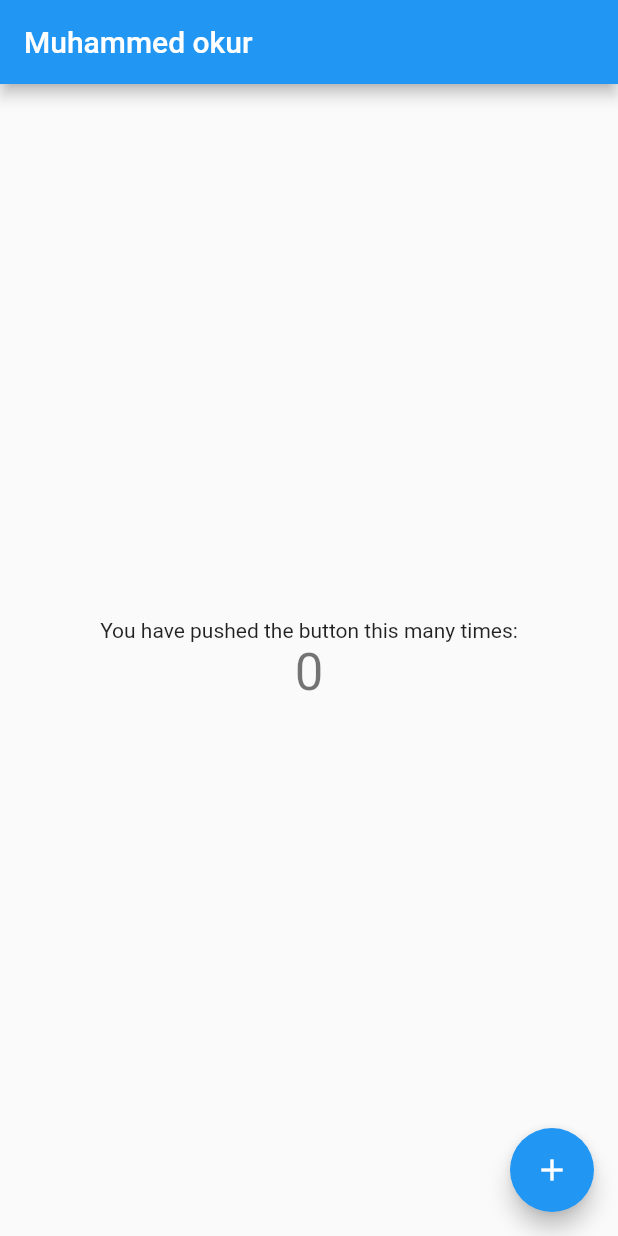
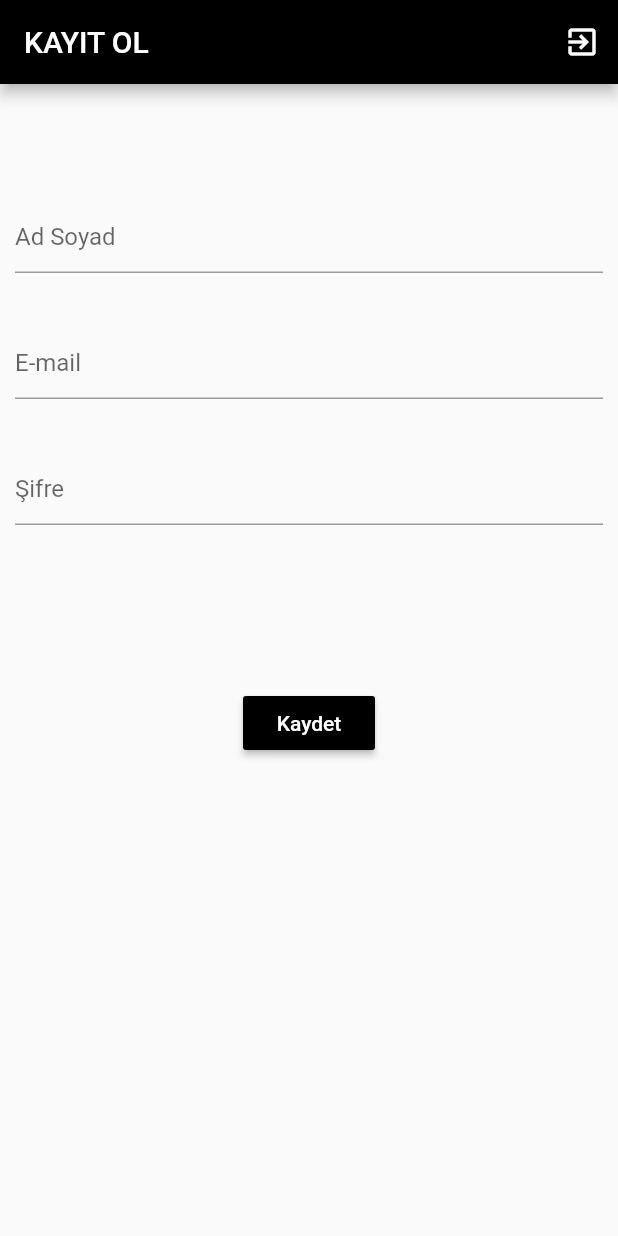
Before and after one commit to Keett/ByPass-mobil, a Flutter app: the screen it shows after launch, on a phone screen of 412 x 824 dp. Run offline on Flutter 3.47's test engine with Material 2 defaults, Android fonts, the phone set to English and light mode, and no system bars.

Commit message:
No:805
main.dart dosyası düzenlendi ve log_in dart ekran düzenlenmesi gerçekleştirildi

```diff
--- a/lib/main.dart
+++ b/lib/main.dart
@@ -1,111 +1,16 @@
+import 'package:bypassmobil/ui/log_in.dart';
 import 'package:flutter/material.dart';
 
-void main() => runApp(MyApp());
+void main() => runApp(ByPassApp());
 
-class MyApp extends StatelessWidget {
+class ByPassApp extends StatelessWidget {
   // This widget is the root of your application.
   @override
   Widget build(BuildContext context) {
     return MaterialApp(
-      title: 'Flutter Demo',
-      theme: ThemeData(
-        // This is the theme of your application.
-        //
-        // Try running your application with "flutter run". You'll see the
-        // application has a blue toolbar. Then, without quitting the app, try
-        // changing the primarySwatch below to Colors.green and then invoke
-        // "hot reload" (press "r" in the console where you ran "flutter run",
-        // or simply save your changes to "hot reload" in a Flutter IDE).
-        // Notice that the counter didn't reset back to zero; the application
-        // is not restarted.
-        primarySwatch: Colors.blue,
-      ),
-      home: MyHomePage(title: 'Muhammed okur'),
+      theme: ThemeData(primarySwatch: Colors.green, backgroundColor: Colors.white),
+      home:
+      LogInPage(),
     );
   }
 }
-
-class MyHomePage extends StatefulWidget {
-  MyHomePage({Key key, this.title}) : super(key: key);
-
-  // This widget is the home page of your application. It is stateful, meaning
-  // that it has a State object (defined below) that contains fields that affect
-  // how it looks.
-
-  // This class is the configuration for the state. It holds the values (in this
-  // case the title) provided by the parent (in this case the App widget) and
-  // used by the build method of the State. Fields in a Widget subclass are
-  // always marked "final".
-
-  final String title;
-
-  @override
-  _MyHomePageState createState() => _MyHomePageState();
-}
-
-class _MyHomePageState extends State<MyHomePage> {
-  int _counter = 0;
-
-  void _incrementCounter() {
-    setState(() {
-      // This call to setState tells the Flutter framework that something has
-      // changed in this State, which causes it to rerun the build method below
-      // so that the display can reflect the updated values. If we changed
-      // _counter without calling setState(), then the build method would not be
-      // called again, and so nothing would appear to happen.
-      _counter++;
-    });
-  }
-
-  @override
-  Widget build(BuildContext context) {
-    // This method is rerun every time setState is called, for instance as done
-    // by the _incrementCounter method above.
-    //
-    // The Flutter framework has been optimized to make rerunning build methods
-    // fast, so that you can just rebuild anything that needs updating rather
-    // than having to individually change instances of widgets.
-    return Scaffold(
-      appBar: AppBar(
-        // Here we take the value from the MyHomePage object that was created by
-        // the App.build method, and use it to set our appbar title.
-        title: Text(widget.title),
-      ),
-      body: Center(
-        // Center is a layout widget. It takes a single child and positions it
-        // in the middle of the parent.
-        child: Column(
-          // Column is also layout widget. It takes a list of children and
-          // arranges them vertically. By default, it sizes itself to fit its
-          // children horizontally, and tries to be as tall as its parent.
-          //
-          // Invoke "debug painting" (press "p" in the console, choose the
-          // "Toggle Debug Paint" action from the Flutter Inspector in Android
-          // Studio, or the "Toggle Debug Paint" command in Visual Studio Code)
-          // to see the wireframe for each widget.
-          //
-          // Column has various properties to control how it sizes itself and
-          // how it positions its children. Here we use mainAxisAlignment to
-          // center the children vertically; the main axis here is the vertical
-          // axis because Columns are vertical (the cross axis would be
-          // horizontal).
-          mainAxisAlignment: MainAxisAlignment.center,
-          children: <Widget>[
-            Text(
-              'You have pushed the button this many times:',
-            ),
-            Text(
-              '$_counter',
-              style: Theme.of(context).textTheme.display1,
-            ),
-          ],
-        ),
-      ),
-      floatingActionButton: FloatingActionButton(
-        onPressed: _incrementCounter,
-        tooltip: 'Increment',
-        child: Icon(Icons.add),
-      ), // This trailing comma makes auto-formatting nicer for build methods.
-    );
-  }
-}
--- /dev/null
+++ b/lib/ui/log_in.dart
@@ -0,0 +1,123 @@
+import 'package:flutter/material.dart';
+
+class LogInPage extends StatefulWidget{
+  @override
+  _LogInPageState createState()=> _LogInPageState();
+}
+
+class _LogInPageState extends State<LogInPage>{
+  @override
+  Widget build(BuildContext context) {
+    return
+    Scaffold(
+      appBar: AppBar(
+        backgroundColor: Colors.black,
+        title: Text("KAYIT OL"),
+        actions: <Widget>[
+          IconButton(
+            icon: Icon(Icons.exit_to_app),
+            onPressed: (){
+            },
+          )
+        ],
+      ),
+
+
+      body: SingleChildScrollView(
+        child: Column(
+        children: <Widget>[
+        Padding(
+          padding: const EdgeInsets.symmetric(vertical: 70,horizontal: 10),
+        child: Form(
+          //key: _form key
+          child: Column(
+            crossAxisAlignment: CrossAxisAlignment.center,
+            children: <Widget>[
+              Padding(
+                padding: EdgeInsets.symmetric(vertical: 8.0),
+                child: TextFormField(
+                  decoration: InputDecoration(
+                    hintText: "Ad Soyad"
+                  ),
+                    validator: (value){
+                      if(value.isEmpty){
+                        return "Ad-Soyadı girmen lazım...";
+                      }
+                    },
+
+                  //onsaved metodu
+                ),
+              ),
+              Padding(
+                padding: const EdgeInsets.all(10),
+              ),
+              Padding(
+                padding: const EdgeInsets.symmetric(vertical: 8.0),
+                child: TextFormField(
+                  decoration: InputDecoration(
+                    hintText: "E-mail " ),
+                    validator: (value){
+                      if(value.isEmpty){
+                        return "E-mail'i girmen lazım...";
+                      }
+                    },
+                  ),
+              ),
+
+              Padding(
+                padding: const EdgeInsets.all(10),
+              ),
+
+
+              Padding(
+                padding: const EdgeInsets.symmetric(vertical: 8.0),
+                child: TextFormField(
+                  decoration: InputDecoration(
+                    hintText: "Şifre"),
+                    validator: (value){
+                      if(value.isEmpty){
+                        return "Şifreni girmen lazım";
+                      }
+                    },
+                ),
+                ),
+
+                Padding(
+                padding: const EdgeInsets.all(50),
+              ),
+
+                RaisedButton(
+                  color: Colors.black,
+                  textColor: Colors.white,
+                  child: Text("Kaydet"),
+                  onPressed: ()async{
+//----->>>>>>>İF KULLANICI KAYITLIYSA
+                    Scaffold.of(context).showSnackBar(SnackBar(
+                      content: Text("Bu hesaba kayıtlı bir kullanıcı mevcut.Giriş yapmak ister misiniz?"),
+                      action: SnackBarAction(
+                        label: "GİRİŞ YAP",
+                        onPressed: ()async{
+                          //durum değiştiğinde sayfa güncelleme methodu
+                          setState(() { });
+                        },
+                      ),
+                    ));
+
+
+                  },
+                  ),
+
+            ],
+          ),
+        ),
+        )
+
+      ],
+      ),
+
+      )
+
+
+    );
+  }
+}
```
Also changed, not shown: 1 other file.
